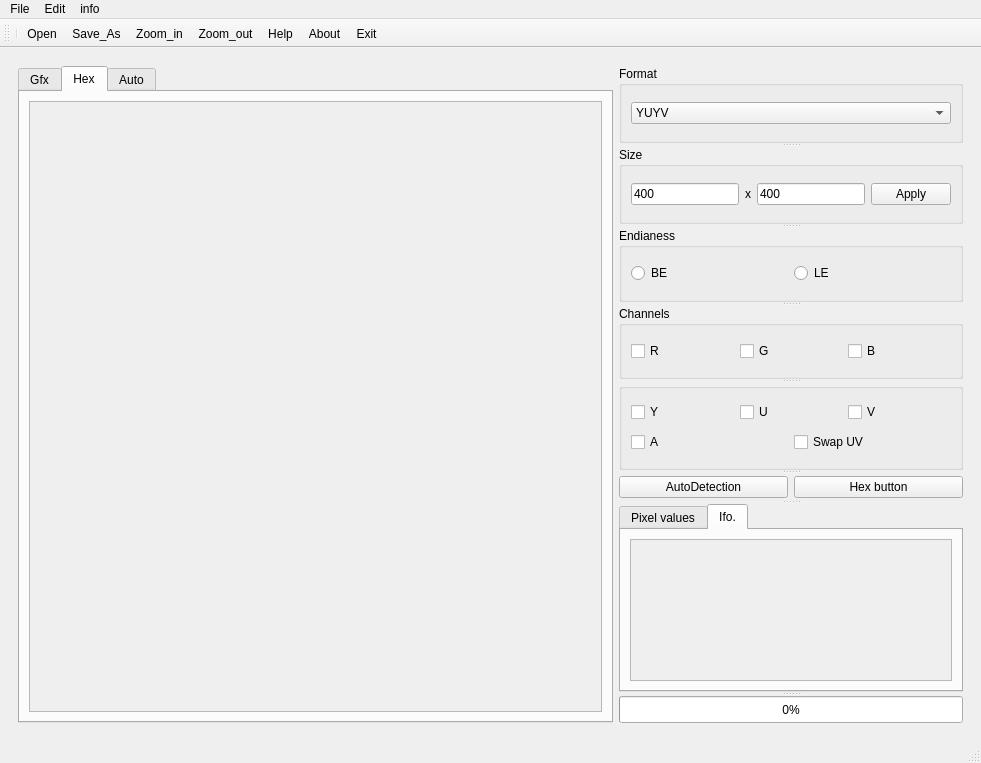
mayakim0913/rawimage, file MainGUI.ui: the form before one commit.
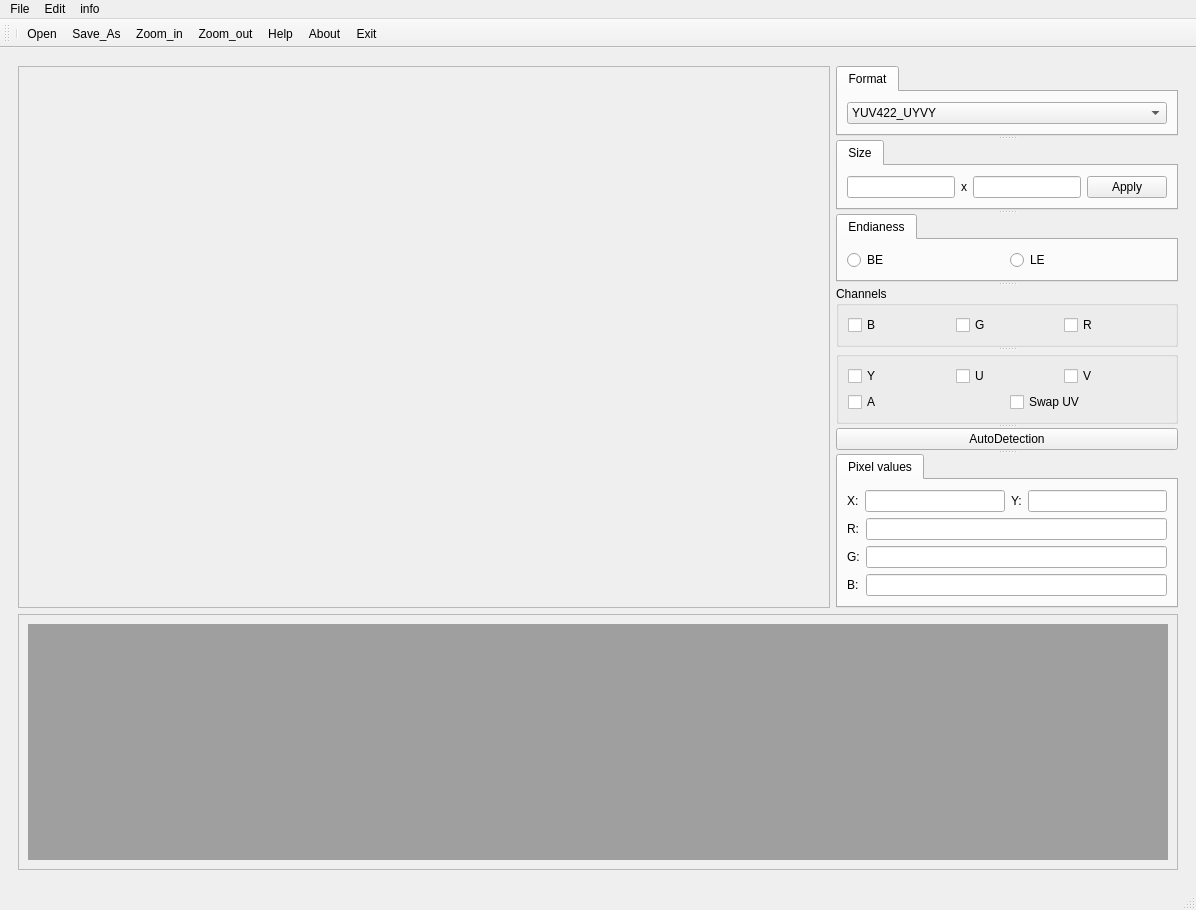
The form after the commit. The open tabs and pages were chosen to show the change. Icons and pictures are not drawn.

```diff
--- a/MainGUI.ui
+++ b/MainGUI.ui
@@ -6,8 +6,8 @@
    <rect>
     <x>0</x>
     <y>0</y>
-    <width>981</width>
-    <height>763</height>
+    <width>1196</width>
+    <height>910</height>
    </rect>
   </property>
   <property name="windowTitle">
@@ -17,20 +17,10 @@
    <string notr="true"/>
   </property>
   <widget class="QWidget" name="centralwidget">
-   <layout class="QGridLayout" name="gridLayout_11">
-    <item row="0" column="0">
-     <widget class="QWidget" name="widget" native="true">
       <layout class="QGridLayout" name="gridLayout_4">
        <item row="0" column="0">
-        <widget class="QTabWidget" name="tabWidget_5">
-         <property name="currentIndex">
-          <number>0</number>
-         </property>
-         <widget class="QWidget" name="tab_4">
-          <attribute name="title">
-           <string>Gfx</string>
-          </attribute>
-          <layout class="QGridLayout" name="gridLayout_3">
+     <widget class="QWidget" name="widget" native="true">
+      <layout class="QGridLayout" name="gridLayout_6">
            <item row="0" column="0">
             <widget class="QScrollArea" name="scrollArea_2">
              <property name="widgetResizable">
@@ -41,11 +31,11 @@
                <rect>
                 <x>0</x>
                 <y>0</y>
-                <width>545</width>
-                <height>587</height>
-               </rect>
-              </property>
-              <layout class="QGridLayout" name="gridLayout_7">
+            <width>736</width>
+            <height>623</height>
+           </rect>
+          </property>
+          <layout class="QGridLayout" name="gridLayout_3">
                <item row="0" column="0">
                 <widget class="QLabel" name="label_img">
                  <property name="text">
@@ -57,98 +47,39 @@
              </widget>
             </widget>
            </item>
-          </layout>
-         </widget>
-         <widget class="QWidget" name="tab">
-          <attribute name="title">
-           <string>Hex</string>
-          </attribute>
-          <layout class="QGridLayout" name="gridLayout_12">
-           <item row="0" column="0">
-            <widget class="QScrollArea" name="scrollArea_3">
-             <property name="widgetResizable">
-              <bool>true</bool>
-             </property>
-             <widget class="QWidget" name="scrollAreaWidgetContents_3">
-              <property name="geometry">
-               <rect>
-                <x>0</x>
-                <y>0</y>
-                <width>545</width>
-                <height>587</height>
-               </rect>
-              </property>
-              <layout class="QGridLayout" name="gridLayout_13">
-               <item row="0" column="0">
-                <widget class="QLabel" name="label_2">
-                 <property name="text">
-                  <string/>
-                 </property>
-                </widget>
-               </item>
-              </layout>
-             </widget>
-            </widget>
-           </item>
-          </layout>
-         </widget>
-         <widget class="QWidget" name="tab_5">
-          <attribute name="title">
-           <string>Auto</string>
-          </attribute>
-          <layout class="QGridLayout" name="gridLayout_8">
-           <item row="0" column="0">
-            <widget class="QScrollArea" name="scrollArea">
-             <property name="widgetResizable">
-              <bool>true</bool>
-             </property>
-             <widget class="QWidget" name="scrollAreaWidgetContents">
-              <property name="geometry">
-               <rect>
-                <x>0</x>
-                <y>0</y>
-                <width>545</width>
-                <height>587</height>
-               </rect>
-              </property>
-              <layout class="QGridLayout" name="gridLayout">
-               <item row="0" column="0">
-                <widget class="QMdiArea" name="mdiArea"/>
-               </item>
-              </layout>
-             </widget>
-            </widget>
-           </item>
-          </layout>
-         </widget>
-        </widget>
-       </item>
        <item row="0" column="1">
-        <widget class="QSplitter" name="splitter_2">
+        <widget class="QSplitter" name="splitter">
          <property name="orientation">
           <enum>Qt::Vertical</enum>
          </property>
-         <widget class="QGroupBox" name="groupBox">
-          <property name="enabled">
-           <bool>true</bool>
+         <widget class="QTabWidget" name="tabWidget_4">
+          <property name="styleSheet">
+           <string notr="true"/>
           </property>
-          <property name="title">
+          <property name="currentIndex">
+           <number>0</number>
+          </property>
+          <widget class="QWidget" name="tab_3">
+           <property name="styleSheet">
+            <string notr="true"/>
+           </property>
+           <attribute name="title">
            <string>Format</string>
-          </property>
-          <layout class="QGridLayout" name="gridLayout_6">
-           <item row="0" column="0">
+           </attribute>
+           <layout class="QVBoxLayout" name="verticalLayout_2">
+            <item>
             <widget class="QComboBox" name="comb_format">
              <property name="currentIndex">
-              <number>0</number>
+               <number>1</number>
              </property>
              <item>
               <property name="text">
-               <string>YUYV</string>
+                <string>YUV422_YUYV</string>
               </property>
              </item>
              <item>
               <property name="text">
-               <string>UYVY</string>
+                <string>YUV422_UYVY</string>
               </property>
              </item>
              <item>
@@ -185,21 +116,22 @@
            </item>
           </layout>
          </widget>
-         <widget class="QGroupBox" name="groupBox_2">
-          <property name="title">
+         </widget>
+         <widget class="QTabWidget" name="tabWidget_3">
+          <property name="currentIndex">
+           <number>0</number>
+          </property>
+          <widget class="QWidget" name="tab_2">
+           <attribute name="title">
            <string>Size</string>
-          </property>
-          <layout class="QGridLayout" name="gridLayout_9">
-           <item row="0" column="0">
+           </attribute>
+           <layout class="QVBoxLayout" name="verticalLayout_5">
+            <item>
             <layout class="QHBoxLayout" name="horizontalLayout_7">
              <item>
               <layout class="QHBoxLayout" name="horizontalLayout_2">
                <item>
-                <widget class="QLineEdit" name="LineEdit_width">
-                 <property name="text">
-                  <string>400</string>
-                 </property>
-                </widget>
+                 <widget class="QLineEdit" name="LineEdit_width"/>
                </item>
                <item>
                 <widget class="QLabel" name="label">
@@ -209,11 +141,7 @@
                 </widget>
                </item>
                <item>
-                <widget class="QLineEdit" name="LineEdit_height">
-                 <property name="text">
-                  <string>400</string>
-                 </property>
-                </widget>
+                 <widget class="QLineEdit" name="LineEdit_height"/>
                </item>
               </layout>
              </item>
@@ -227,14 +155,18 @@
             </layout>
            </item>
           </layout>
-          <zorder></zorder>
-         </widget>
-         <widget class="QGroupBox" name="groupBox_3">
-          <property name="title">
+          </widget>
+         </widget>
+         <widget class="QTabWidget" name="tabWidget">
+          <property name="currentIndex">
+           <number>0</number>
+          </property>
+          <widget class="QWidget" name="tab">
+           <attribute name="title">
            <string>Endianess</string>
-          </property>
-          <layout class="QGridLayout" name="gridLayout_10">
-           <item row="0" column="0">
+           </attribute>
+           <layout class="QVBoxLayout" name="verticalLayout_4">
+            <item>
             <layout class="QHBoxLayout" name="horizontalLayout">
              <item>
               <widget class="QRadioButton" name="radiobutton_be">
@@ -254,31 +186,14 @@
            </item>
           </layout>
          </widget>
-         <widget class="QSplitter" name="splitter">
-          <property name="orientation">
-           <enum>Qt::Vertical</enum>
-          </property>
-          <widget class="QGroupBox" name="group_rgb">
+         </widget>
+         <widget class="QGroupBox" name="groupBox">
            <property name="title">
             <string>Channels</string>
            </property>
            <layout class="QVBoxLayout" name="verticalLayout_6">
             <item>
              <layout class="QHBoxLayout" name="horizontalLayout_4">
-              <item>
-               <widget class="QCheckBox" name="checkbox_r">
-                <property name="text">
-                 <string>R</string>
-                </property>
-               </widget>
-              </item>
-              <item>
-               <widget class="QCheckBox" name="checkbox_g">
-                <property name="text">
-                 <string>G</string>
-                </property>
-               </widget>
-              </item>
               <item>
                <widget class="QCheckBox" name="checkbox_b">
                 <property name="text">
@@ -286,11 +201,25 @@
                 </property>
                </widget>
               </item>
+             <item>
+              <widget class="QCheckBox" name="checkbox_g">
+               <property name="text">
+                <string>G</string>
+               </property>
+              </widget>
+             </item>
+             <item>
+              <widget class="QCheckBox" name="checkbox_r">
+               <property name="text">
+                <string>R</string>
+               </property>
+              </widget>
+             </item>
              </layout>
             </item>
            </layout>
           </widget>
-          <widget class="QGroupBox" name="group_yuv">
+         <widget class="QGroupBox" name="groupBox_2">
            <property name="title">
             <string/>
            </property>
@@ -352,25 +281,11 @@
             </item>
            </layout>
           </widget>
-         </widget>
-         <widget class="QWidget" name="layoutWidget">
-          <layout class="QHBoxLayout" name="horizontalLayout_8">
-           <item>
-            <widget class="QPushButton" name="auto_btn">
+         <widget class="QPushButton" name="pushbutton_autodetection">
              <property name="text">
               <string>AutoDetection</string>
              </property>
             </widget>
-           </item>
-           <item>
-            <widget class="QPushButton" name="hex_btn">
-             <property name="text">
-              <string>Hex button</string>
-             </property>
-            </widget>
-           </item>
-          </layout>
-         </widget>
          <widget class="QTabWidget" name="tabWidget_2">
           <property name="currentIndex">
            <number>0</number>
@@ -444,44 +359,28 @@
             </item>
            </layout>
           </widget>
-          <widget class="QWidget" name="tab_2">
-           <attribute name="title">
-            <string>Ifo.</string>
-           </attribute>
-           <layout class="QGridLayout" name="gridLayout_14">
-            <item row="1" column="0">
-             <widget class="QScrollArea" name="scrollArea_4">
+         </widget>
+        </widget>
+       </item>
+       <item row="1" column="0" colspan="2">
+        <widget class="QScrollArea" name="scrollArea">
               <property name="widgetResizable">
                <bool>true</bool>
               </property>
-              <widget class="QWidget" name="scrollAreaWidgetContents_4">
+         <widget class="QWidget" name="scrollAreaWidgetContents">
                <property name="geometry">
                 <rect>
                  <x>0</x>
                  <y>0</y>
-                 <width>346</width>
-                 <height>139</height>
-                </rect>
-               </property>
-               <layout class="QGridLayout" name="gridLayout_15">
+            <width>1158</width>
+            <height>158</height>
+           </rect>
+          </property>
+          <layout class="QGridLayout" name="gridLayout">
                 <item row="0" column="0">
-                 <widget class="QLabel" name="label_info">
-                  <property name="text">
-                   <string/>
-                  </property>
-                 </widget>
-                </item>
-               </layout>
-              </widget>
-             </widget>
-            </item>
-           </layout>
-          </widget>
-         </widget>
-         <widget class="QProgressBar" name="pg">
-          <property name="value">
-           <number>0</number>
-          </property>
+            <widget class="QMdiArea" name="mdiArea"/>
+           </item>
+          </layout>
          </widget>
         </widget>
        </item>
@@ -495,8 +394,8 @@
     <rect>
      <x>0</x>
      <y>0</y>
-     <width>981</width>
-     <height>25</height>
+     <width>1196</width>
+     <height>22</height>
     </rect>
    </property>
    <widget class="QMenu" name="menuFile">
@@ -531,9 +430,7 @@
     <string>toolBar</string>
    </property>
    <property name="styleSheet">
-    <string notr="true">selection-color: rgb(7, 148, 229);
-
-</string>
+    <string notr="true"/>
    </property>
    <attribute name="toolBarArea">
     <enum>TopToolBarArea</enum>
```
Left out of the diff: 30 changed lines with no effect on the pictures. Lines whose indentation alone changed are shown as unchanged.
